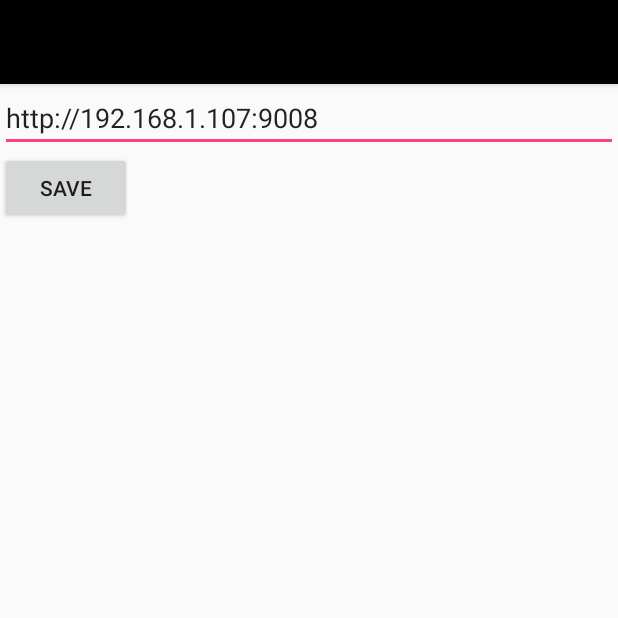
After one commit to clwater/Little_See, an Android app: the DebugActivity screen opened directly, with no data from a screen before it, on a phone screen of 412 x 824 dp, the top half of it. The commit adds this screen. Run offline under Robolectric (Android 15) with nearby library versions, the phone set to English and light mode, and no system bars; our stand-ins replace ButterKnife.

Commit message:
20170322

```diff
--- a/Little_See_app/bysj/src/main/AndroidManifest.xml
+++ b/Little_See_app/bysj/src/main/AndroidManifest.xml
@@ -19,6 +19,8 @@
 
         <activity android:name=".ui.activity.ChooseItemActivity" android:theme="@style/AppTheme.Base"/>
         <activity android:name=".ui.activity.BaseTextInfoActivity" android:theme="@style/Theme.Design"/>
+
+        <activity android:name=".ui.activity.DebugActivity"/>
     </application>
 
 </manifest>
--- /dev/null
+++ b/Little_See_app/bysj/src/main/java/com/clwater/littlesee/ui/activity/DebugActivity.java
@@ -0,0 +1,51 @@
+package com.clwater.littlesee.ui.activity;
+
+import android.os.Bundle;
+import android.support.v7.app.AppCompatActivity;
+import android.view.Window;
+import android.widget.Button;
+import android.widget.EditText;
+
+import com.clwater.littlesee.R;
+import com.clwater.littlesee.utils.SPHelper;
+import com.clwater.littlesee.utils.WebContent;
+
+import butterknife.BindView;
+import butterknife.ButterKnife;
+import butterknife.OnClick;
+
+/**
+ * Created by yszsyf on 17/3/22.
+ */
+
+public class DebugActivity extends AppCompatActivity {
+
+    @BindView(R.id.edittext_debug_ip)
+    EditText edittext_debug_ip;
+
+
+    @BindView(R.id.button_debug_save)
+    Button button_debug_save;
+
+    @Override
+    protected void onCreate(Bundle savedInstanceState) {
+        super.onCreate(savedInstanceState);
+        this.requestWindowFeature(Window.FEATURE_NO_TITLE);
+        setContentView(R.layout.activity_debug);
+        ButterKnife.bind(this);
+
+        init();
+
+    }
+
+    private void init() {
+        edittext_debug_ip.setText("" + WebContent.ServerAddress);
+    }
+
+    @OnClick(R.id.button_debug_save)
+    public void onclick_edittext_debug_ip(){
+        SPHelper.saveServeraddress(this , edittext_debug_ip.getText().toString());
+        WebContent.ServerAddress = edittext_debug_ip.getText().toString();
+
+    }
+}
--- a/Little_See_app/bysj/src/main/java/com/clwater/littlesee/utils/WebContent.java
+++ b/Little_See_app/bysj/src/main/java/com/clwater/littlesee/utils/WebContent.java
@@ -5,5 +5,5 @@ package com.clwater.littlesee.utils;
  */
 
 public class WebContent {
-    public static String ServerAddress = "http://192.168.1.140:9008";
+    public static String ServerAddress = "http://192.168.1.107:9008";
 }
--- /dev/null
+++ b/Little_See_app/bysj/src/main/res/layout/activity_debug.xml
@@ -0,0 +1,19 @@
+<?xml version="1.0" encoding="utf-8"?>
+<LinearLayout xmlns:android="http://schemas.android.com/apk/res/android"
+    android:orientation="vertical" android:layout_width="match_parent"
+    android:layout_height="match_parent">
+
+    <EditText
+        android:layout_width="match_parent"
+        android:layout_height="wrap_content"
+        android:id="@+id/edittext_debug_ip"/>
+
+
+    <Button
+        android:layout_width="wrap_content"
+        android:layout_height="wrap_content"
+        android:text="save"
+        android:id="@+id/button_debug_save"/>
+
+
+</LinearLayout>
```
Also changed, not shown: Little_See_app/bysj/src/main/java/com/clwater/littlesee/ui/activity/MainActivity.java (+7 -0 lines), Little_See_app/bysj/src/main/java/com/clwater/littlesee/ui/fragment/DiaryFragment.java (+8 -4 lines), Little_See_app/bysj/src/main/java/com/clwater/littlesee/ui/fragment/SettingFragment.java (+13 -1 lines), Little_See_app/bysj/src/main/java/com/clwater/littlesee/utils/Analysis.java (+7 -0 lines), Little_See_app/bysj/src/main/java/com/clwater/littlesee/utils/Bean/ResultBean.java (added, +29 -0 lines), Little_See_app/bysj/src/main/java/com/clwater/littlesee/utils/SPHelper.java (+16 -3 lines), Little_See_app/bysj/src/main/res/layout/fragment_setting.xml (+9 -1 lines), 2 other files.
